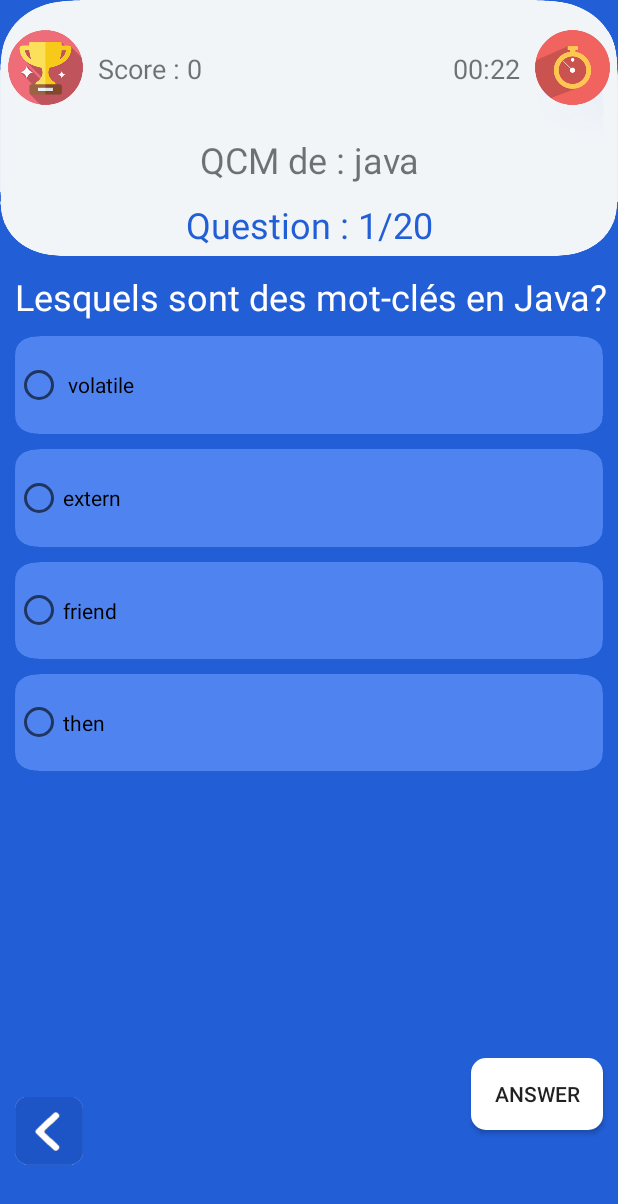
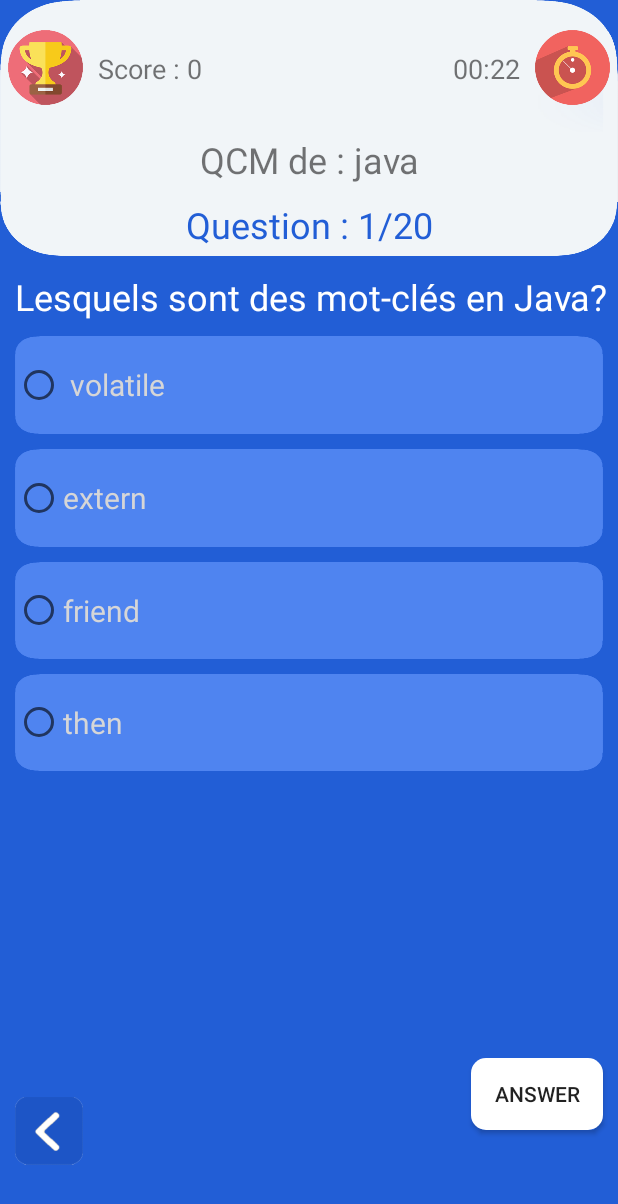
Before and after one commit to idamerce/AndroidQuizer, an Android app: the screen it shows after launch (MainActivity), on a phone screen of 412 x 824 dp. Shown: the top 1204 px of the screen. Run offline under Robolectric (Android 15) with nearby library versions, the phone set to English and light mode, and no system bars.

Commit message:
Update activity_main.xml

```diff
--- a/app/src/main/res/layout/activity_main.xml
+++ b/app/src/main/res/layout/activity_main.xml
@@ -134,7 +134,9 @@
                     android:layout_marginBottom="10dp"
                     android:layout_weight="1"
                     android:background="@drawable/answer"
-                    android:text="RadioButton" />
+                    android:text="RadioButton"
+                    android:textSize="20dp"
+                    android:textColor="@color/colorWhite"/>
 
                 <RadioButton
                     android:id="@+id/reponse2"
@@ -143,7 +145,9 @@
                     android:layout_marginBottom="10dp"
                     android:layout_weight="1"
                     android:background="@drawable/answer"
-                    android:text="RadioButton" />
+                    android:text="RadioButton"
+                    android:textSize="20dp"
+                    android:textColor="@color/colorWhite"/>
 
                 <RadioButton
                     android:id="@+id/reponse3"
@@ -152,7 +156,9 @@
                     android:layout_marginBottom="10dp"
                     android:layout_weight="1"
                     android:background="@drawable/answer"
-                    android:text="RadioButton" />
+                    android:text="RadioButton"
+                    android:textSize="20dp"
+                    android:textColor="@color/colorWhite"/>
 
                 <RadioButton
                     android:id="@+id/reponse4"
@@ -161,7 +167,9 @@
                     android:layout_marginBottom="10dp"
                     android:layout_weight="1"
                     android:background="@drawable/answer"
-                    android:text="RadioButton" />
+                    android:text="RadioButton"
+                    android:textSize="20dp"
+                    android:textColor="@color/colorWhite"/>
 
             </RadioGroup>
 
```
